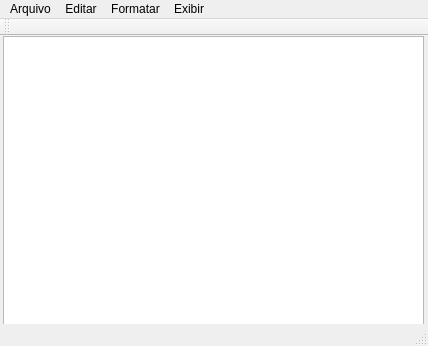
Before: the Qt Designer form mainwindow.ui in DSV08/QtBlocoNotas, drawn with Qt 5.
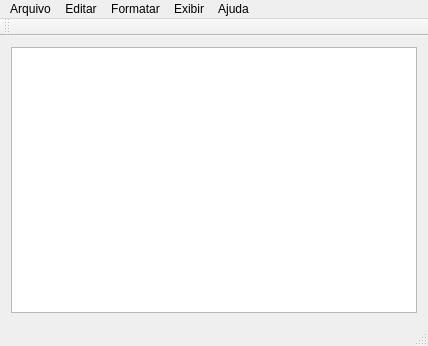
After: the same form once the commit is applied.

Diff of the .ui file:
```diff
--- a/mainwindow.ui
+++ b/mainwindow.ui
@@ -14,16 +14,11 @@
    <string>MainWindow</string>
   </property>
   <widget class="QWidget" name="centralWidget">
-   <widget class="QTextEdit" name="textEdit">
-    <property name="geometry">
-     <rect>
-      <x>3</x>
-      <y>0</y>
-      <width>421</width>
-      <height>291</height>
-     </rect>
-    </property>
-   </widget>
+   <layout class="QGridLayout" name="gridLayout">
+    <item row="0" column="0">
+     <widget class="QTextEdit" name="textEdit"/>
+    </item>
+   </layout>
   </widget>
   <widget class="QMenuBar" name="menuBar">
    <property name="geometry">
@@ -61,10 +56,17 @@
      <string>Exibir</string>
     </property>
    </widget>
+   <widget class="QMenu" name="menuAjuda">
+    <property name="title">
+     <string>Ajuda</string>
+    </property>
+    <addaction name="actionSobre"/>
+   </widget>
    <addaction name="menuarquivo"/>
    <addaction name="menuEditar"/>
    <addaction name="menuFormatar"/>
    <addaction name="menuExibir"/>
+   <addaction name="menuAjuda"/>
   </widget>
   <widget class="QToolBar" name="mainToolBar">
    <attribute name="toolBarArea">
```
Left out of the diff: 75 changed lines with no effect on the pictures.
